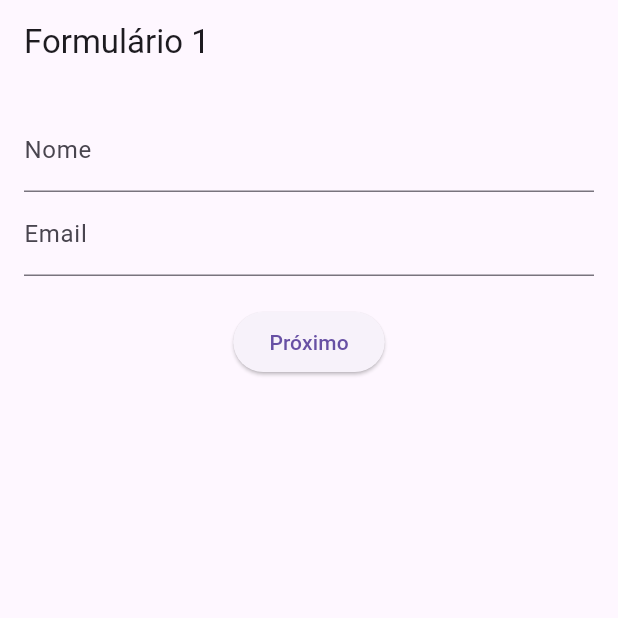
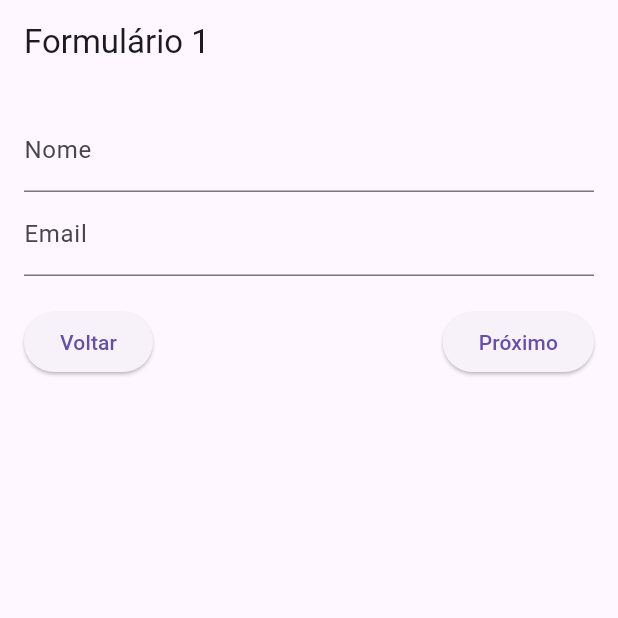
Before and after one commit to DiegoRodrigues76/Automation_Test_Flutter, a Flutter app: the screen it shows after launch, on a phone screen of 412 x 824 dp, the top half of it. Run offline on Flutter 3.47's test engine with Material 3 defaults, Android fonts, the light colour scheme and no system bars; drawn by our look-alikes of reactive_forms.

Commit message:
Add files via upload

```diff
--- a/lib/screens/form_screen1.dart
+++ b/lib/screens/form_screen1.dart
@@ -2,47 +2,58 @@ import 'package:flutter/material.dart';
 import 'package:reactive_forms/reactive_forms.dart';
 import 'form_screen2.dart';
 
-// Tela do primeiro formulário
 class FormScreen1 extends StatelessWidget {
   const FormScreen1({super.key});
 
   @override
   Widget build(BuildContext context) {
-    // Criação do formulário reativo com validações
-    final form = FormGroup({
+    final FormGroup form = FormGroup({
       'name': FormControl<String>(validators: [Validators.required]),
-      'email': FormControl<String>(validators: [Validators.required, Validators.email]),
+      'email': FormControl<String>(
+        validators: [Validators.required, Validators.email],
+      ),
     });
 
     return Scaffold(
-      appBar: AppBar(title: const Text('Formulário 1')), // Barra de navegação com título
+      appBar: AppBar(title: const Text('Formulário 1')),
       body: Padding(
-        padding: const EdgeInsets.all(16.0), // Adiciona um espaçamento ao redor do formulário
+        padding: const EdgeInsets.all(16.0),
         child: ReactiveForm(
-          formGroup: form, // Define o grupo de controle do formulário
+          formGroup: form,
           child: Column(
             children: [
-              // Campo de entrada para o nome
               ReactiveTextField<String>(
-                formControlName: 'name', // Conecta o campo ao formGroup
+                formControlName: 'name',
                 decoration: const InputDecoration(labelText: 'Nome'),
+                keyboardType: TextInputType.text,
               ),
-              // Campo de entrada para o email
               ReactiveTextField<String>(
-                formControlName: 'email', // Conecta o campo ao formGroup
+                formControlName: 'email',
                 decoration: const InputDecoration(labelText: 'Email'),
+                keyboardType: TextInputType.emailAddress,
               ),
               const SizedBox(height: 20),
+              Row(
+                mainAxisAlignment: MainAxisAlignment.spaceBetween,
+                children: [
+                  ElevatedButton(
+                    onPressed: () => Navigator.pop(context),
+                    child: const Text('Voltar'),
+                  ),
                   ElevatedButton(
                     onPressed: () {
-                  if (form.valid) { // Verifica se o formulário é válido antes de navegar
+                      if (form.valid) {
                         Navigator.push(
                           context,
-                      MaterialPageRoute(builder: (context) => const FormScreen2()), // Navega para a próxima tela
+                          MaterialPageRoute(
+                            builder: (context) => const FormScreen2(),
+                          ),
                         );
                       }
                     },
-                child: const Text('Próximo'), // Texto do botão
+                    child: const Text('Próximo'),
+                  ),
+                ],
               ),
             ],
           ),
```
Also changed, not shown: lib/screens/form_screen2.dart (+21 -9 lines), lib/screens/form_screen3.dart (+14 -4 lines), lib/screens/form_screen4.dart (+14 -4 lines), lib/screens/form_screen5.dart (+12 -3 lines). Lines whose indentation alone changed are shown as unchanged.
